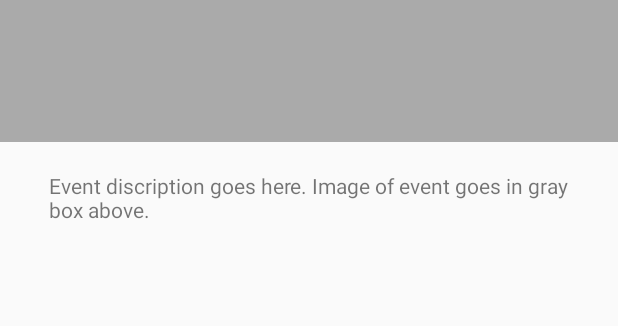
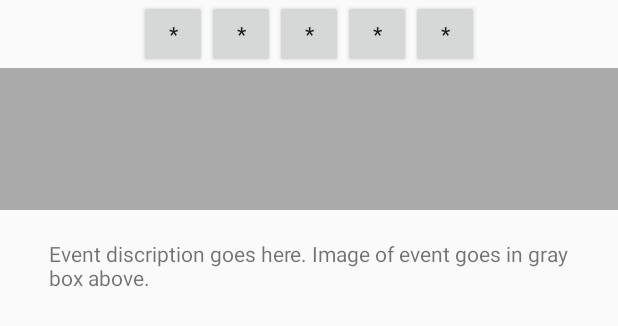
Before and after one commit to RPIBarPI/BarPI, an Android app: the layout activity_event.xml on its own in the app's theme, with its tools: preview values and no code run, on a phone screen of 412 x 824 dp. Shown: the top 326 px of the screen. Run offline under Robolectric (Android 15) with nearby library versions, the phone set to English and light mode, and no system bars.

Commit message:
Basic event rating system implemented #6

```diff
--- a/app/src/main/java/rpi/barpi/Data.java
+++ b/app/src/main/java/rpi/barpi/Data.java
@@ -13,7 +13,6 @@ public class Data
     public static SharedPreferences saveData;
 
     public static MainActivity mainAct=null;
-
     public static BarActivity barAct=null;
 
     public static int exampleInteger;
--- a/app/src/main/java/rpi/barpi/EventActivity.java
+++ b/app/src/main/java/rpi/barpi/EventActivity.java
@@ -1,10 +1,12 @@
 package rpi.barpi;
 
 /**
- * Created by eryka on 3/26/2017.
+ * Created by eryka (and rob, hi) on 3/26/2017.
  **/
 import android.os.Bundle;
 import android.support.v7.app.AppCompatActivity;
+import android.view.View;
+import android.widget.Toast;
 
 public class EventActivity extends AppCompatActivity {
     Event event = Data.barAct.bar.events.get(Data.barAct.contextMenuItemSelected);
@@ -17,4 +19,28 @@ public class EventActivity extends AppCompatActivity {
         // Set the title
         setTitle(event.getName());
     }
+
+    public void rateBar(View v)
+    {
+        int rating=0;//doesnt need to be a float, you cant do half stars or fractions
+
+        if(v.getId() == R.id.ea_btnstarone) rating=1;
+        else if(v.getId() == R.id.ea_btnstartwo) rating=2;
+        else if(v.getId() == R.id.ea_btnstarthree) rating=3;
+        else if(v.getId() == R.id.ea_btnstarfour) rating=4;
+        else if(v.getId() == R.id.ea_btnstarfive) rating=5;
+
+        if((rating < 1) || (rating > 5)) return;
+
+        //tell the server
+        /*ArrayList<String> data=new ArrayList<String>();
+        data.add("3");
+        data.add(Integer.toString(event.getID()));
+        data.add(Integer.toString(rating));
+
+        Sockets.writeEngine(data);*/
+
+        //debugging
+        Toast.makeText(this, Integer.toString(rating)+" stars", Toast.LENGTH_SHORT).show();
+    }
 }
--- a/app/src/main/res/layout/activity_event.xml
+++ b/app/src/main/res/layout/activity_event.xml
@@ -3,14 +3,57 @@
     xmlns:app="http://schemas.android.com/apk/res-auto"
     xmlns:tools="http://schemas.android.com/tools"
     android:layout_width="match_parent"
-    android:layout_height="match_parent"
-    android:visibility="visible">
+    android:layout_height="match_parent">
+
+    <LinearLayout
+        android:id="@+id/ea_rating"
+        android:layout_width="match_parent"
+        android:layout_height="wrap_content"
+        android:gravity="center"
+        android:orientation="horizontal">
+
+        <Button
+            android:id="@+id/ea_btnstarone"
+            android:layout_width="45dp"
+            android:layout_height="45dp"
+            android:onClick="rateBar"
+            android:text="*" />
+
+        <Button
+            android:id="@+id/ea_btnstartwo"
+            android:layout_width="45dp"
+            android:layout_height="45dp"
+            android:onClick="rateBar"
+            android:text="*" />
+
+        <Button
+            android:id="@+id/ea_btnstarthree"
+            android:layout_width="45dp"
+            android:layout_height="45dp"
+            android:onClick="rateBar"
+            android:text="*" />
+
+        <Button
+            android:id="@+id/ea_btnstarfour"
+            android:layout_width="45dp"
+            android:layout_height="45dp"
+            android:onClick="rateBar"
+            android:text="*" />
+
+        <Button
+            android:id="@+id/ea_btnstarfive"
+            android:layout_width="45dp"
+            android:layout_height="45dp"
+            android:onClick="rateBar"
+            android:text="*" />
+
+    </LinearLayout>
 
     <ImageView
         android:id="@+id/eventImage"
         android:layout_width="match_parent"
         android:layout_height="15.0mm"
-        android:layout_alignParentTop="true"
+        android:layout_below="@+id/ea_rating"
         android:layout_centerHorizontal="true"
         android:contentDescription="Pic of event"
         app:srcCompat="@android:color/darker_gray" />
```
